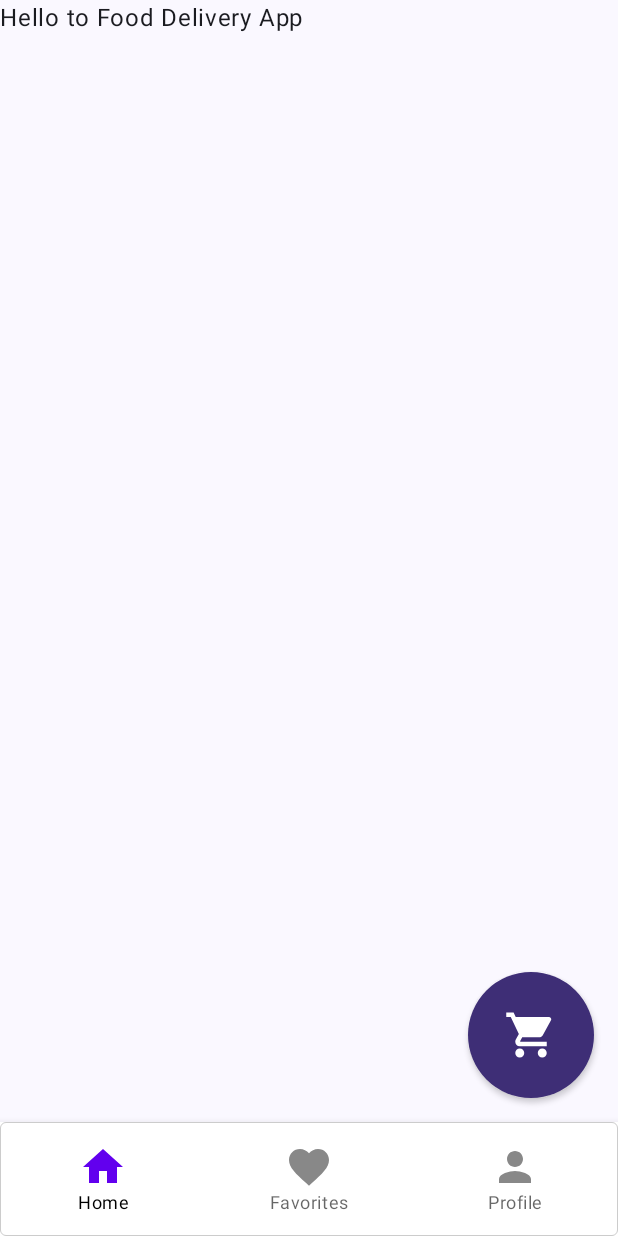
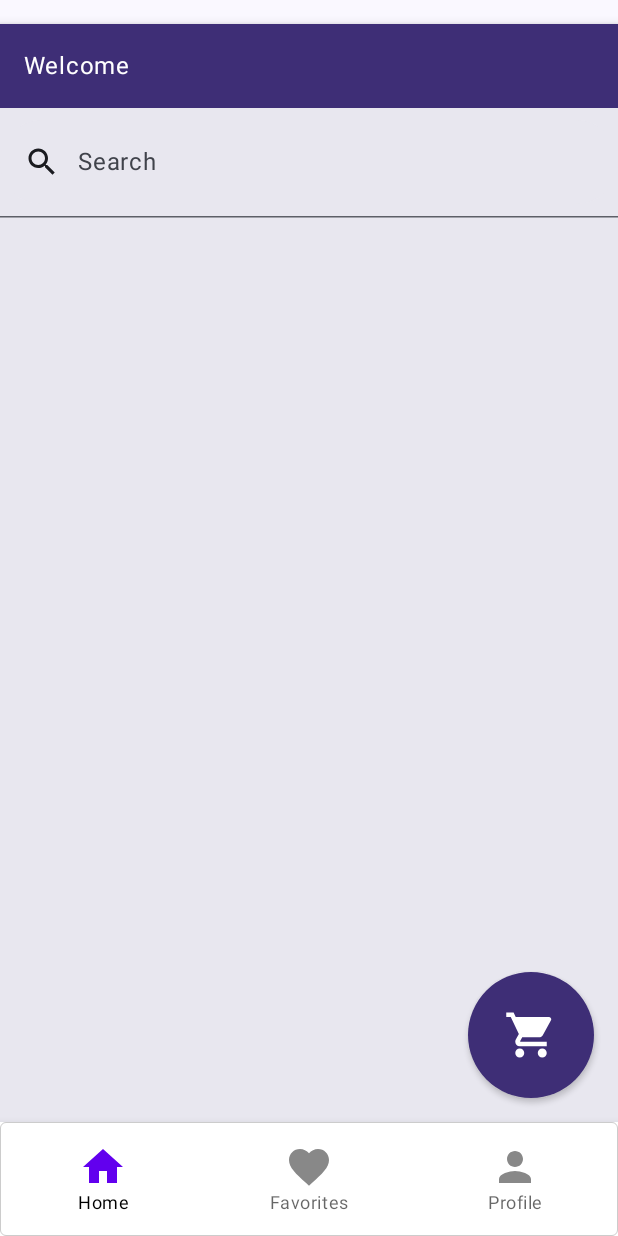
Before and after one commit to cemoner/ElectronicsStoreApp, an Android app built with Jetpack Compose: the screen it shows after launch (MainActivity), on a phone screen of 412 x 824 dp. Run offline under Robolectric (Android 15) with nearby library versions, the phone set to English and light mode, and no system bars; our stand-ins replace constraintlayout-compose.

Commit message:
add search bar and top app bar

```diff
--- a/app/build.gradle.kts
+++ b/app/build.gradle.kts
@@ -74,4 +74,5 @@ dependencies {
     androidTestImplementation(libs.androidx.ui.test.junit4)
     debugImplementation(libs.androidx.ui.tooling)
     debugImplementation(libs.androidx.ui.test.manifest)
+    implementation (libs.constraintlayout.compose)
 }
--- a/app/src/main/java/com/example/fooddeliveryapp/home/presentation/composable/HomePage.kt
+++ b/app/src/main/java/com/example/fooddeliveryapp/home/presentation/composable/HomePage.kt
@@ -1,12 +1,78 @@
 package com.example.fooddeliveryapp.home.presentation.composable
-
-import androidx.compose.foundation.layout.Arrangement
+import android.graphics.Color
+import androidx.compose.material.TopAppBar
+import androidx.compose.material.icons.Icons
+import androidx.compose.material.icons.filled.Close
+import androidx.compose.material.icons.filled.Search
+import androidx.compose.material3.ExperimentalMaterial3Api
+import androidx.compose.material3.Icon
+import androidx.compose.material3.IconButton
+import androidx.compose.material3.SearchBar
 import androidx.compose.material3.Text
 import androidx.compose.runtime.Composable
+import androidx.compose.runtime.collectAsState
+import androidx.compose.runtime.getValue
 import androidx.compose.ui.Modifier
+import androidx.compose.ui.unit.dp
+import androidx.constraintlayout.compose.ConstraintLayout
 import androidx.navigation.NavController
+import com.example.fooddeliveryapp.home.presentation.viewmodel.HomePageViewModel
 
 @Composable
 fun HomePage(modifier: Modifier,navController: NavController){
-    Text(text = "Hello to Food Delivery App")
+    val viewModel = HomePageViewModel()
+
+    ConstraintLayout {
+        val (searchBar,topAppBar) = createRefs()
+
+
+        TopBar(modifier.constrainAs(topAppBar){
+            top.linkTo(parent.top, margin = 16.dp)
+        })
+        HomePageSearchBar(viewModel = viewModel,modifier.constrainAs(searchBar){
+            top.linkTo(topAppBar.bottom)
+            start.linkTo(parent.start, margin = 16.dp)
+            end.linkTo(parent.end, margin = 16.dp)
+        })
+
+    }
 }
+
+@OptIn(ExperimentalMaterial3Api::class)
+@Composable
+fun HomePageSearchBar(viewModel: HomePageViewModel,modifier: Modifier){
+    val searchText by viewModel.searchText.collectAsState()
+    val isSearching by viewModel.isSearching.collectAsState()
+    SearchBar(
+        query = searchText,
+        onQueryChange = viewModel::onSearchTextChange,
+        onSearch =viewModel::onSearchTextChange ,
+        active = isSearching,
+        modifier = modifier,
+        onActiveChange = {viewModel.onToogleSearch()},
+        leadingIcon = {
+            Icon(
+                imageVector = Icons.Default.Search,
+                contentDescription = "Search"
+            )
+        },
+        trailingIcon = {
+            if (searchText.isNotEmpty()) {
+                IconButton(onClick = { viewModel.onSearchTextChange("") }) {
+                    Icon(
+                        imageVector = Icons.Default.Close,
+                        contentDescription = "Clear"
+                    )
+                }
+            }
+        },
+        placeholder = {Text("Search")}
+    )
+       {
+       }
+}
+
+@Composable
+fun TopBar(modifier: Modifier) {
+    TopAppBar(title = { Text("Welcome", color = androidx.compose.ui.graphics.Color.White)},modifier = modifier, backgroundColor =  androidx.compose.ui.graphics.Color.hsl(254f, 0.44f, 0.32f))
+}
--- /dev/null
+++ b/app/src/main/java/com/example/fooddeliveryapp/home/presentation/composable/TopBar.kt
@@ -0,0 +1,10 @@
+package com.example.fooddeliveryapp.home.presentation.composable
+
+import androidx.compose.material.TopAppBar
+import androidx.compose.runtime.Composable
+import androidx.navigation.NavController
+
+@Composable
+fun TopBar(navController: NavController){
+    TopAppBar(title = { /*TODO*/ })
+}
--- /dev/null
+++ b/app/src/main/java/com/example/fooddeliveryapp/home/presentation/viewmodel/HomePageViewModel.kt
@@ -0,0 +1,27 @@
+package com.example.fooddeliveryapp.home.presentation.viewmodel
+
+import androidx.lifecycle.ViewModel
+import kotlinx.coroutines.flow.MutableStateFlow
+import kotlinx.coroutines.flow.asStateFlow
+
+class HomePageViewModel:ViewModel() {
+
+    //first state whether the search is happening or not
+    private val _isSearching = MutableStateFlow(false)
+    val isSearching = _isSearching.asStateFlow()
+
+    //second state the text typed by the user
+    private val _searchText = MutableStateFlow("")
+    val searchText = _searchText.asStateFlow()
+
+    fun onSearchTextChange(text: String) {
+        _searchText.value = text
+    }
+
+    fun onToogleSearch() {
+        _isSearching.value = !_isSearching.value
+        if (!_isSearching.value) {
+            onSearchTextChange("")
+        }
+    }
+}
--- a/app/src/main/java/com/example/fooddeliveryapp/mainactivity/MainActivity.kt
+++ b/app/src/main/java/com/example/fooddeliveryapp/mainactivity/MainActivity.kt
@@ -13,6 +13,7 @@ import androidx.navigation.compose.NavHost
 import androidx.navigation.compose.composable
 import androidx.navigation.compose.rememberNavController
 import com.example.fooddeliveryapp.home.presentation.composable.HomePage
+import com.example.fooddeliveryapp.home.presentation.composable.TopBar
 import com.example.fooddeliveryapp.shared.navigation.domain.model.BottomNavItem
 import com.example.fooddeliveryapp.shared.navigation.presentation.composable.BottomNavigationBar
 import com.example.fooddeliveryapp.shared.navigation.presentation.composable.ShoppingCart
--- a/gradle/libs.versions.toml
+++ b/gradle/libs.versions.toml
@@ -1,5 +1,6 @@
 [versions]
 agp = "8.5.2"
+constraintlayoutComposeVersion = "1.0.1"
 kotlin = "1.9.0"
 coreKtx = "1.10.1"
 junit = "4.13.2"
@@ -21,6 +22,7 @@ constraintlayout = "2.1.4"
 androidx-core-ktx = { group = "androidx.core", name = "core-ktx", version.ref = "coreKtx" }
 androidx-material = { module = "androidx.compose.material:material", version.ref = "material" }
 androidx-navigation-compose = { module = "androidx.navigation:navigation-compose", version.ref = "navigationCompose" }
+constraintlayout-compose = { module = "androidx.constraintlayout:constraintlayout-compose", version.ref = "constraintlayoutComposeVersion" }
 junit = { group = "junit", name = "junit", version.ref = "junit" }
 androidx-junit = { group = "androidx.test.ext", name = "junit", version.ref = "junitVersion" }
 androidx-espresso-core = { group = "androidx.test.espresso", name = "espresso-core", version.ref = "espressoCore" }
```
